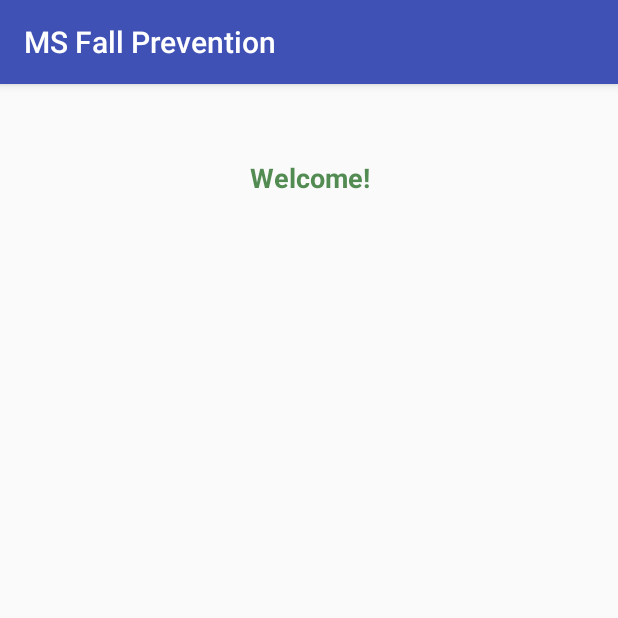
After one commit to M-SenseResearchGroup/MS-Fall-Risk-App, an Android app: the landing screen opened directly, with no data from a screen before it, on a phone screen of 412 x 824 dp, the top half of it. The commit adds this screen. Run offline under Robolectric (Android 15) with nearby library versions, the phone set to English and light mode, and no system bars.

Commit message:
Add landingpage

```diff
--- a/app/src/main/java/com/msense/ms_fall_risk_application/Activity_ConnectionPage.java
+++ b/app/src/main/java/com/msense/ms_fall_risk_application/Activity_ConnectionPage.java
@@ -3,6 +3,7 @@ package com.msense.ms_fall_risk_application;
 import android.content.Intent;
 import android.support.v7.app.AppCompatActivity;
 import android.os.Bundle;
+import android.util.Log;
 import android.view.View;
 
 public class Activity_ConnectionPage extends AppCompatActivity {
@@ -11,9 +12,11 @@ public class Activity_ConnectionPage extends AppCompatActivity {
     protected void onCreate(Bundle savedInstanceState) {
         super.onCreate(savedInstanceState);
         setContentView(R.layout.activity__connection_page);
+        Log.i("metawear","chyea");
     }
     public void toSensorConnection(View view) {
         Intent intent = new Intent(this, MainActivity.class);
+        Log.i("metawear","chyea1");
         startActivity(intent);
     }
 }
--- a/app/src/main/java/com/msense/ms_fall_risk_application/DeviceSetupActivityFragment.java
+++ b/app/src/main/java/com/msense/ms_fall_risk_application/DeviceSetupActivityFragment.java
@@ -56,6 +56,7 @@ public class DeviceSetupActivityFragment extends Fragment implements ServiceConn
     @Override
     public View onCreateView(LayoutInflater inflater, ViewGroup container, Bundle savedInstanceState) {
         setRetainInstance(true);
+        Log.i("metawear","10a");
         return inflater.inflate(R.layout.activity_device_setup_fragment, container, false);
     }
 
@@ -66,8 +67,10 @@ public class DeviceSetupActivityFragment extends Fragment implements ServiceConn
 
     @Override
     public void onServiceDisconnected(ComponentName name) {
+        Log.i("metawear","10b");
 
     }
+
 
     /**
      * Called when the app has reconnected to the board
--- a/app/src/main/java/com/msense/ms_fall_risk_application/Main2Activity.java
+++ b/app/src/main/java/com/msense/ms_fall_risk_application/Main2Activity.java
@@ -17,4 +17,8 @@ public class Main2Activity extends AppCompatActivity {
         Intent intent = new Intent(this, Activity_ConnectionPage.class);
         startActivity(intent);
     }
+    public void toLanding(View view) {
+        Intent intent = new Intent(this, landing.class);
+        startActivity(intent);
+    }
 }
--- a/app/src/main/java/com/msense/ms_fall_risk_application/MainActivity.java
+++ b/app/src/main/java/com/msense/ms_fall_risk_application/MainActivity.java
@@ -98,6 +98,7 @@ public class MainActivity extends AppCompatActivity implements BleScannerFragmen
 
     @Override
     public void onServiceDisconnected(ComponentName name) {
+        Log.i("metawear","10c");
 
     }
 
--- /dev/null
+++ b/app/src/main/java/com/msense/ms_fall_risk_application/landing.java
@@ -0,0 +1,19 @@
+package com.msense.ms_fall_risk_application;
+
+import android.support.v7.app.AppCompatActivity;
+import android.os.Bundle;
+
+import com.mbientlab.metawear.module.Accelerometer;
+
+
+
+
+public class landing extends AppCompatActivity {
+
+    @Override
+    protected void onCreate(Bundle savedInstanceState) {
+        super.onCreate(savedInstanceState);
+        setContentView(R.layout.activity_landing);
+    }
+
+}
--- /dev/null
+++ b/app/src/main/res/layout/activity_landing.xml
@@ -0,0 +1,24 @@
+<?xml version="1.0" encoding="utf-8"?>
+<android.support.constraint.ConstraintLayout xmlns:android="http://schemas.android.com/apk/res/android"
+    xmlns:app="http://schemas.android.com/apk/res-auto"
+    xmlns:tools="http://schemas.android.com/tools"
+    android:layout_width="match_parent"
+    android:layout_height="match_parent"
+    tools:context="com.msense.ms_fall_risk_application.landing">
+
+    <TextView
+        android:id="@+id/textView6"
+        android:layout_width="wrap_content"
+        android:layout_height="wrap_content"
+        android:layout_marginStart="8dp"
+        android:layout_marginTop="50dp"
+        android:layout_marginEnd="8dp"
+        android:text="@string/landing1"
+        android:textAlignment="center"
+        android:textColor="@color/Green"
+        android:textSize="18sp"
+        android:textStyle="bold"
+        app:layout_constraintEnd_toEndOf="parent"
+        app:layout_constraintStart_toStartOf="parent"
+        app:layout_constraintTop_toTopOf="parent" />
+</android.support.constraint.ConstraintLayout>
--- a/app/src/main/res/values/colors.xml
+++ b/app/src/main/res/values/colors.xml
@@ -4,5 +4,5 @@
     <color name="colorPrimaryDark">#303F9F</color>
     <color name="colorAccent">#FF4081</color>
     <color name="Navy">#000080</color>
-    <color name="Green">#FF008000</color>
+    <color name="Green">#BE196619</color>
 </resources>
--- a/app/src/main/res/values/strings.xml
+++ b/app/src/main/res/values/strings.xml
@@ -7,6 +7,6 @@
     <string name="connect_sensors_button">Connect Sensors</string>
     <string name="proceed_to_landing_button">Proceed to landing</string>
     <string name="title_launch">mHealth Technologies</string>
-    <string name="title_launch2">MS Fall Prevention</string>
+    <string name="landing1">Welcome!</string>
     <string name="appbar_scrolling_view_behavior" translatable="false">android.support.design.widget.AppBarLayout$ScrollingViewBehavior</string>
 </resources>
```
Also changed, not shown: app/src/main/AndroidManifest.xml (+3 -4 lines), app/src/main/java/com/msense/ms_fall_risk_application/DeviceSetupActivity.java (+6 -1 lines), app/src/main/res/layout/activity_device_setup_fragment.xml (+14 -0 lines), app/src/main/res/layout/activity_main2.xml (+5 -4 lines), app/build.gradle (line endings or trailing spaces).
